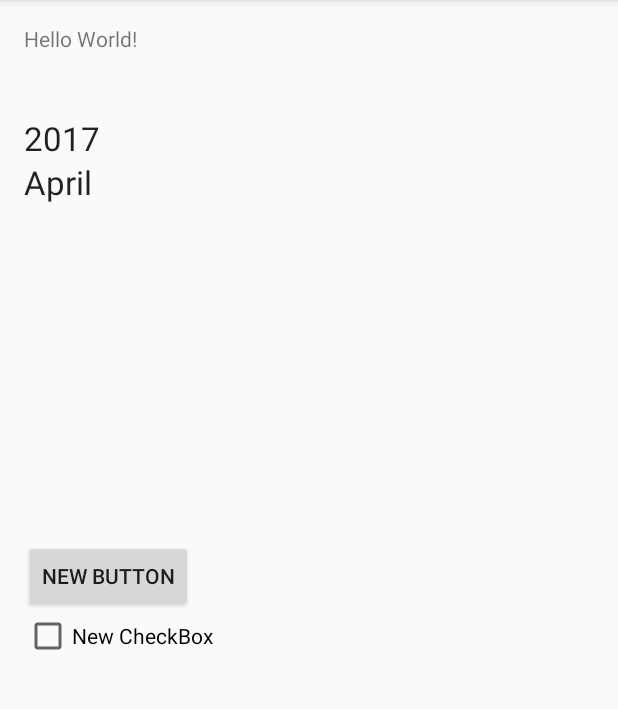
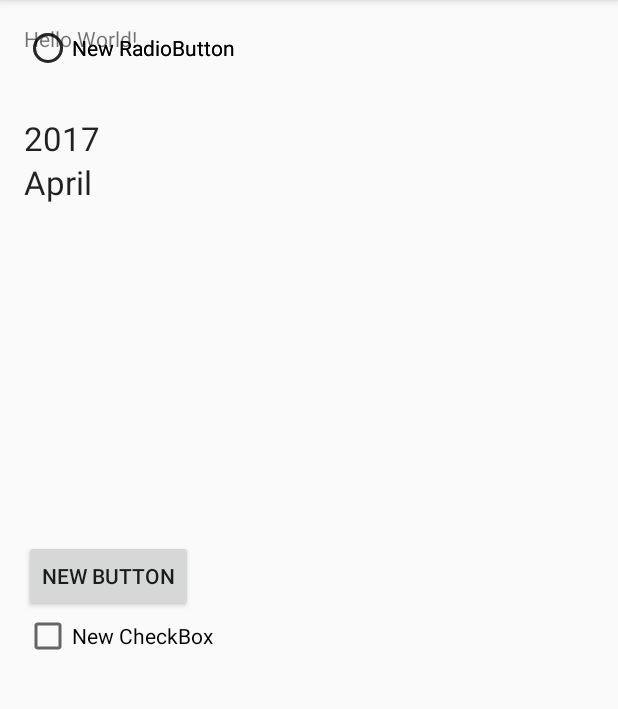
Before and after one commit to caemooshin/demo_2, an Android app: the screen it shows after launch (MainActivity), on a phone screen of 412 x 824 dp, the part 84-793 px from its top. Run offline under Robolectric (Android 15) with nearby library versions, the phone set to English and light mode, and no system bars.

Commit message:
adding radiobutton

```diff
--- a/app/src/main/res/layout/activity_main.xml
+++ b/app/src/main/res/layout/activity_main.xml
@@ -53,4 +53,16 @@
         android:layout_below="@+id/button"
         android:layout_alignParentLeft="true"
         android:layout_alignParentStart="true" />
+
+    <RadioButton
+        android:layout_width="wrap_content"
+        android:layout_height="wrap_content"
+        android:text="New RadioButton"
+        android:id="@+id/radioButton" />
+
+    <RadioButton
+        android:layout_width="wrap_content"
+        android:layout_height="wrap_content"
+        android:text="New RadioButton"
+        android:id="@+id/radioButton2" />
 </RelativeLayout>
```
